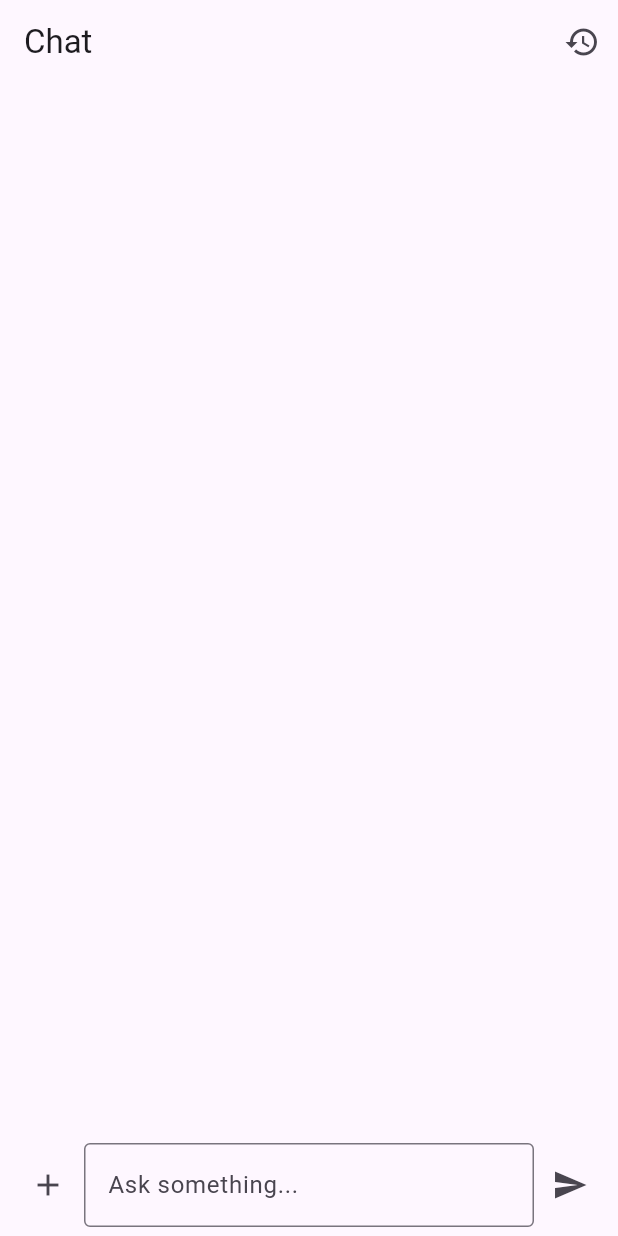
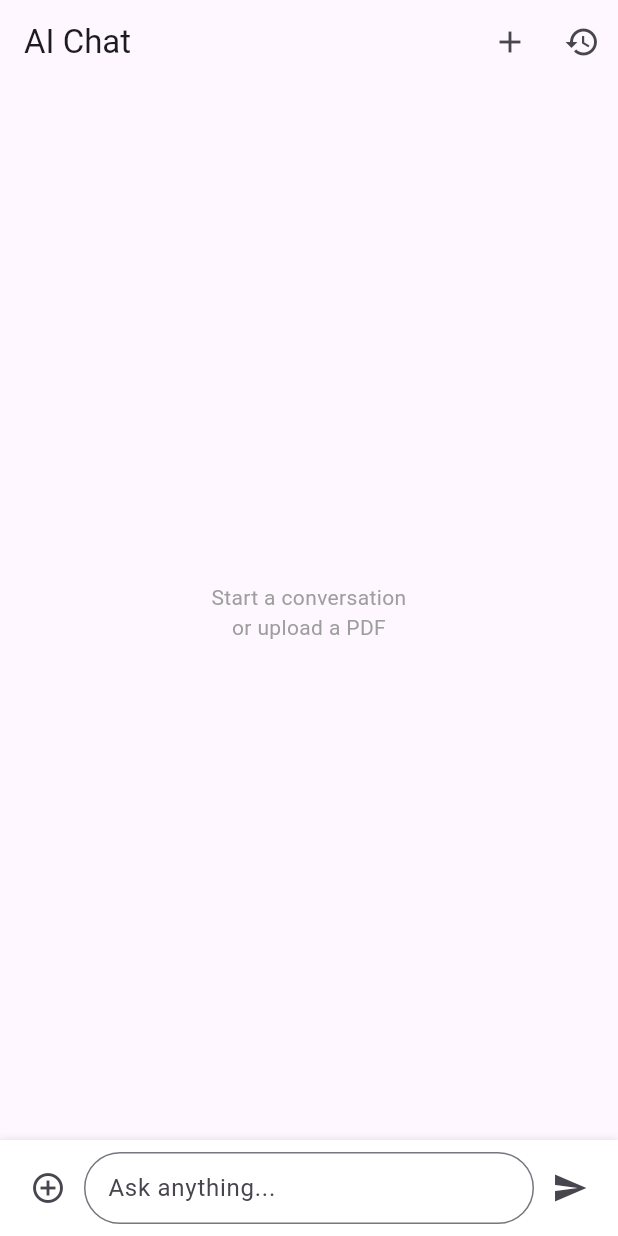
Before and after one commit to Strange-TQHC/AI_Summarizer, a Flutter app: the screen it shows after launch, after a tap on the "add" icon, on a phone screen of 412 x 824 dp. Run offline on Flutter 3.47's test engine with Material 3 defaults, Android fonts, the phone set to English and light mode, and no system bars; our stand-ins replace file_picker, hive, hive_flutter; missing offline and left inert: syncfusion_flutter_pdf; accounts and stored records are empty.

Commit message:
added new chat flow and improve chat UI/UX

```diff
--- a/lib/screens/chat_screen.dart
+++ b/lib/screens/chat_screen.dart
@@ -8,7 +8,6 @@ import 'chat_list_screen.dart';
 
 class ChatScreen extends StatefulWidget {
   final Chat? chat;
-
   const ChatScreen({super.key, this.chat});
 
   @override
@@ -17,6 +16,7 @@ class ChatScreen extends StatefulWidget {
 
 class _ChatScreenState extends State<ChatScreen> {
   final TextEditingController _controller = TextEditingController();
+  final ScrollController _scrollController = ScrollController();
 
   List<Message> messages = [];
   bool isLoading = false;
@@ -62,6 +62,14 @@ $text
       isLoading = false;
     });
 
+    Future.delayed(const Duration(milliseconds: 100), () {
+      _scrollController.animateTo(
+        _scrollController.position.maxScrollExtent,
+        duration: const Duration(milliseconds: 300),
+        curve: Curves.easeOut,
+      );
+    });
+
     final chat = Chat(
       id: currentChatId ?? DateTime.now().toString(),
       title: messages.first.text.length > 30
@@ -81,16 +89,18 @@ $text
       alignment:
       msg.isUser ? Alignment.centerRight : Alignment.centerLeft,
       child: Container(
-        margin: const EdgeInsets.symmetric(vertical: 5),
+        constraints: const BoxConstraints(maxWidth: 280),
+        margin: const EdgeInsets.symmetric(vertical: 6),
         padding: const EdgeInsets.all(12),
         decoration: BoxDecoration(
-          color: msg.isUser ? Colors.indigo : Colors.grey.shade300,
-          borderRadius: BorderRadius.circular(10),
+          color: msg.isUser ? Colors.indigo : Colors.grey.shade200,
+          borderRadius: BorderRadius.circular(16),
         ),
         child: Text(
           msg.text,
           style: TextStyle(
-            color: msg.isUser ? Colors.white : Colors.black,
+            fontSize: 14,
+            color: msg.isUser ? Colors.white : Colors.black87,
           ),
         ),
       ),
@@ -115,8 +125,20 @@ $text
   Widget build(BuildContext context) {
     return Scaffold(
       appBar: AppBar(
-        title: const Text("Chat"),
+        title: const Text("AI Chat"),
         actions: [
+          IconButton(
+            icon: const Icon(Icons.add),
+            tooltip: "New Chat",
+            onPressed: () {
+              Navigator.pushReplacement(
+                context,
+                MaterialPageRoute(
+                  builder: (_) => const ChatScreen(),
+                ),
+              );
+            },
+          ),
           IconButton(
             icon: const Icon(Icons.history),
             onPressed: () {
@@ -132,11 +154,23 @@ $text
       ),
       body: Column(
         children: [
+          if (messages.isEmpty)
+            const Expanded(
+              child: Center(
+                child: Text(
+                  "Start a conversation\nor upload a PDF",
+                  textAlign: TextAlign.center,
+                  style: TextStyle(color: Colors.grey),
+                ),
+              ),
+            )
+          else
           Expanded(
             child: ListView.builder(
               padding: const EdgeInsets.all(12),
               itemCount: messages.length,
               itemBuilder: (_, i) => buildMessage(messages[i]),
+              controller: _scrollController,
             ),
           ),
 
@@ -147,25 +181,37 @@ $text
             ),
 
           Container(
-            padding: const EdgeInsets.symmetric(horizontal: 8, vertical: 6),
+            padding: const EdgeInsets.all(8),
+            decoration: BoxDecoration(
+              color: Colors.white,
+              boxShadow: [
+                BoxShadow(
+                  color: Colors.black12,
+                  blurRadius: 4,
+                )
+              ],
+            ),
             child: Row(
               children: [
                 IconButton(
-                  icon: const Icon(Icons.add),
+                  icon: const Icon(Icons.add_circle_outline),
                   onPressed: handlePdfUpload,
                 ),
                 Expanded(
                   child: TextField(
                     controller: _controller,
-                    decoration: const InputDecoration(
-                      hintText: "Ask something...",
-                      border: OutlineInputBorder(),
+                    decoration: InputDecoration(
+                      hintText: "Ask anything...",
+                      contentPadding: const EdgeInsets.symmetric(horizontal: 12),
+                      border: OutlineInputBorder(
+                        borderRadius: BorderRadius.circular(25),
+                      ),
                     ),
                   ),
                 ),
                 IconButton(
                   icon: const Icon(Icons.send),
-                  onPressed: sendMessage,
+                  onPressed: isLoading ? null : sendMessage,
                 ),
               ],
             ),
```
